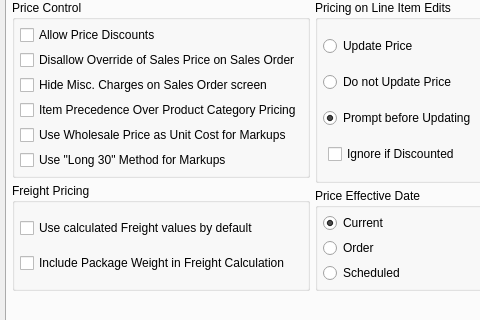
Above: guiclient/configureSO.ui from Pegasus-RPG/xtuple-client before the change; both pictures show x 0 to 480 and y 178 to 498 of the 714 by 661 pixel window. Below: the same form after it.
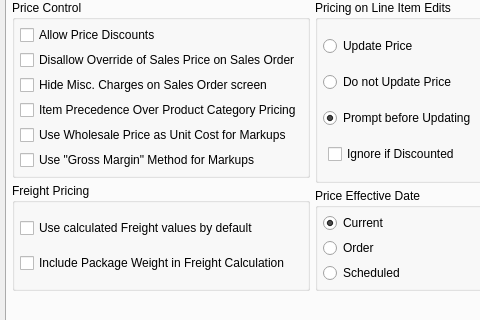
That is the form after the change. The open tabs and pages were chosen to show the change. Custom widgets are drawn as their Qt base class.

Commit message: Issue #21056:change long 30 label

Patch:
```diff
--- a/guiclient/configureSO.ui
+++ b/guiclient/configureSO.ui
@@ -553,7 +553,7 @@
                   <item row="5" column="0">
                    <widget class="QCheckBox" name="_long30Markups">
                     <property name="text">
-                     <string>Use &quot;Long 30&quot; Method for Markups</string>
+                     <string>Use &quot;Gross Margin&quot; Method for Markups</string>
                     </property>
                    </widget>
                   </item>
```
